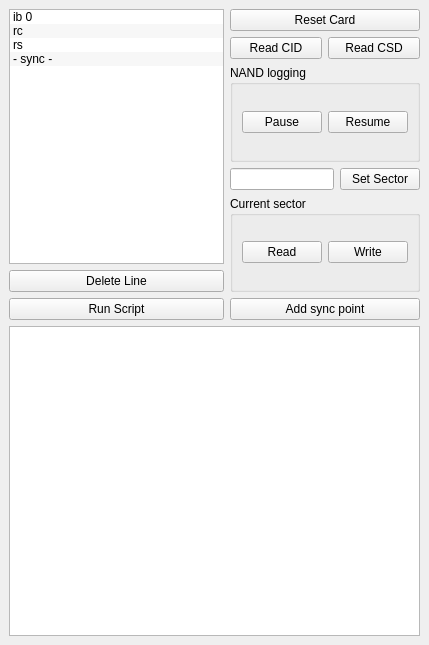
xobs/sd-capture, file controllerwindow.ui: the form before one commit.
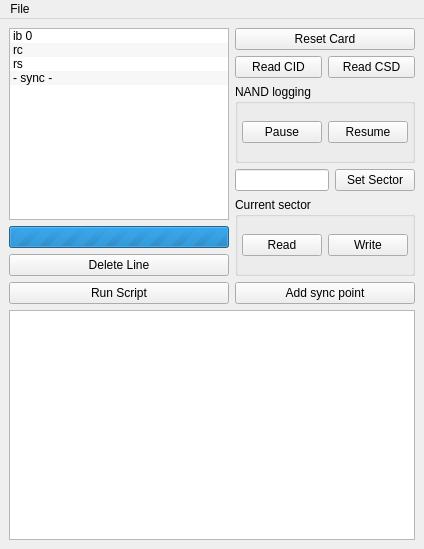
The form after the commit.

Commit message:
sd-capture: More program UI cleanup
Add a progress bar, remove debugging print statements, prettify the
"Connect" screen.

Diff of the .ui file:
```diff
--- a/controllerwindow.ui
+++ b/controllerwindow.ui
@@ -6,8 +6,8 @@
    <rect>
     <x>0</x>
     <y>0</y>
-    <width>429</width>
-    <height>645</height>
+    <width>424</width>
+    <height>549</height>
    </rect>
   </property>
   <property name="windowTitle">
@@ -53,6 +53,16 @@
         </item>
        </widget>
       </item>
+      <item>
+       <widget class="QProgressBar" name="scriptProgress">
+        <property name="maximum">
+         <number>0</number>
+        </property>
+        <property name="value">
+         <number>0</number>
+        </property>
+       </widget>
+      </item>
       <item>
        <widget class="QPushButton" name="deleteLineButton">
         <property name="text">
@@ -126,6 +136,9 @@
          <string>Current sector</string>
         </property>
         <layout class="QHBoxLayout" name="horizontalLayout_4">
+         <property name="margin">
+          <number>4</number>
+         </property>
          <item>
           <widget class="QPushButton" name="readCurrentSectorButton">
            <property name="text">
@@ -149,6 +162,9 @@
          <string>NAND logging</string>
         </property>
         <layout class="QHBoxLayout" name="horizontalLayout_6">
+         <property name="margin">
+          <number>4</number>
+         </property>
          <item>
           <widget class="QPushButton" name="stopLoggingButton">
            <property name="text">
@@ -182,10 +198,17 @@
     <rect>
      <x>0</x>
      <y>0</y>
-     <width>429</width>
+     <width>424</width>
      <height>22</height>
     </rect>
    </property>
+   <widget class="QMenu" name="menuFile">
+    <property name="title">
+     <string>File</string>
+    </property>
+    <addaction name="actionQuit"/>
+   </widget>
+   <addaction name="menuFile"/>
   </widget>
  </widget>
  <resources/>
```
Left out of the diff: 27 changed lines with no effect on the pictures. The commit also changes 6 other files.
